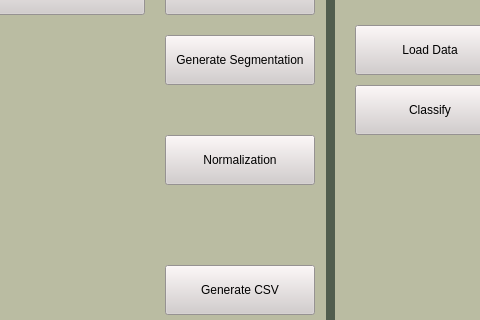
This is Code/UI/app.ui in wiktkaj492/RadiomicApp as Qt 5 draws it before an edit; both pictures show x 225 to 705 and y 85 to 405 of the 951 by 633 pixel window. The edited form follows.
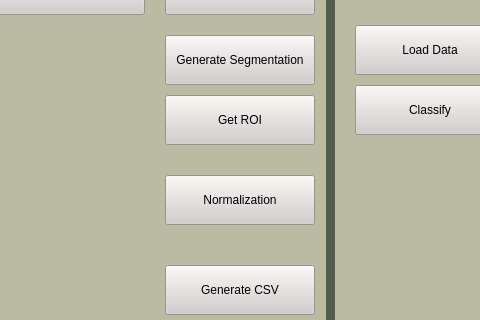
This is the edited form.

Diff of the .ui file:
```diff
--- a/Code/UI/app.ui
+++ b/Code/UI/app.ui
@@ -300,7 +300,7 @@
       <property name="geometry">
        <rect>
         <x>380</x>
-        <y>200</y>
+        <y>240</y>
         <width>150</width>
         <height>50</height>
        </rect>
@@ -312,6 +312,22 @@
        <string>Normalization</string>
       </property>
      </widget>
+     <widget class="QPushButton" name="roiButton">
+      <property name="geometry">
+       <rect>
+        <x>380</x>
+        <y>160</y>
+        <width>150</width>
+        <height>50</height>
+       </rect>
+      </property>
+      <property name="styleSheet">
+       <string notr="true">background-color: rgb(210, 204, 204);</string>
+      </property>
+      <property name="text">
+       <string>Get ROI</string>
+      </property>
+     </widget>
      <zorder>widget_6</zorder>
      <zorder>widget_5</zorder>
      <zorder>csvButton</zorder>
```
Left out of the diff: 1 changed line with no effect on the pictures.
